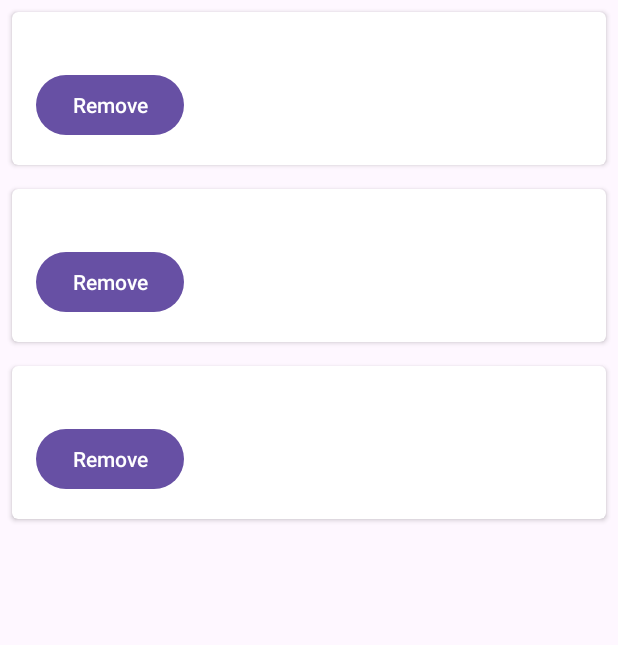
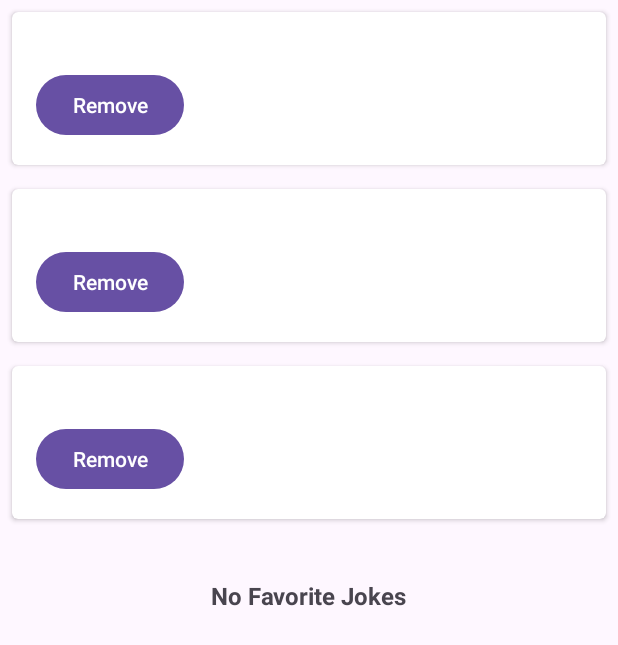
Before and after one commit to aidilnajmir/Hahaha_JokeApp, an Android app: the layout fragment_favorite.xml on its own in the app's theme, with its tools: preview values and no code run, on a phone screen of 412 x 824 dp. Shown: the top 645 px of the screen. Run offline under Robolectric (Android 15) with nearby library versions, the phone set to English and light mode, and no system bars; network calls fail.

Commit message:
Handle empty favorite list, save joke with same id only once, new joke only created once in main page, add customize pop out dialog

```diff
--- /dev/null
+++ b/app/src/main/java/com/cis436/hahaha/CurrentJokeUrlViewModel.kt
@@ -0,0 +1,4 @@
+package com.cis436.hahaha
+
+class CurrentJokeUrlViewModel {
+}
--- a/app/src/main/java/com/cis436/hahaha/CurrentJokeViewModel.kt
+++ b/app/src/main/java/com/cis436/hahaha/CurrentJokeViewModel.kt
@@ -9,7 +9,12 @@ class CurrentJokeViewModel : ViewModel() {
     private val _currentJoke = MutableLiveData<Joke>()
     val currentJoke: LiveData<Joke> get() = _currentJoke
 
+    var firstJokeGenerated = false;
+
     fun setJoke(joke: Joke) {
         _currentJoke.value = joke
+        if (!firstJokeGenerated) {
+            firstJokeGenerated = true
+        }
     }
 }
--- a/app/src/main/java/com/cis436/hahaha/FavoriteJokesViewModel.kt
+++ b/app/src/main/java/com/cis436/hahaha/FavoriteJokesViewModel.kt
@@ -6,13 +6,15 @@ import androidx.lifecycle.MutableLiveData
 import androidx.lifecycle.ViewModel
 
 class FavoriteJokesViewModel : ViewModel() {
-    private val _favoriteJokes = MutableLiveData<List<Joke>>()
+    private val _favoriteJokes = MutableLiveData<List<Joke>>(emptyList())
     val favoriteJokes: LiveData<List<Joke>>
         get() = _favoriteJokes
 
     fun addFavouriteJoke(joke: Joke) {
         val currentList = _favoriteJokes.value ?: emptyList()
-        _favoriteJokes.value = currentList + joke
+        if (!currentList.any { it.id == joke.id }) {
+            _favoriteJokes.value = currentList + joke
+        }
     }
 
     fun removeFavoriteJoke(jokeId: Int) {
--- a/app/src/main/res/layout/fragment_favorite.xml
+++ b/app/src/main/res/layout/fragment_favorite.xml
@@ -1,9 +1,32 @@
-<?xml version="1.0" encoding="utf-8"?>
 <androidx.constraintlayout.widget.ConstraintLayout xmlns:android="http://schemas.android.com/apk/res/android"
     xmlns:app="http://schemas.android.com/apk/res-auto"
     xmlns:tools="http://schemas.android.com/tools"
     android:layout_width="match_parent"
     android:layout_height="match_parent">
+
+    <ImageView
+        android:id="@+id/emptyImageView"
+        android:layout_width="wrap_content"
+        android:layout_height="wrap_content"
+        android:src="@drawable/no_favorite"
+        android:visibility="gone"
+        app:layout_constraintBottom_toTopOf="@id/tvNoFavoriteJokesLabel"
+        app:layout_constraintEnd_toEndOf="parent"
+        app:layout_constraintStart_toStartOf="parent"
+        app:layout_constraintTop_toTopOf="parent" />
+
+    <TextView
+        android:id="@+id/tvNoFavoriteJokesLabel"
+        android:layout_width="wrap_content"
+        android:layout_height="wrap_content"
+        android:layout_marginBottom="30dp"
+        android:text="No Favorite Jokes"
+        android:textSize="16sp"
+        android:textStyle="bold"
+        app:layout_constraintBottom_toBottomOf="parent"
+        app:layout_constraintEnd_toEndOf="parent"
+        app:layout_constraintStart_toStartOf="parent"
+        app:layout_constraintTop_toBottomOf="@id/emptyImageView" />
 
     <androidx.recyclerview.widget.RecyclerView
         android:id="@+id/favoriteJokesRecyclerView"
@@ -11,8 +34,10 @@
         android:layout_height="0dp"
         app:layout_constraintBottom_toBottomOf="parent"
         app:layout_constraintEnd_toEndOf="parent"
+        app:layout_constraintHorizontal_bias="1.0"
         app:layout_constraintStart_toStartOf="parent"
         app:layout_constraintTop_toTopOf="parent"
+        app:layout_constraintVertical_bias="1.0"
         tools:listitem="@layout/item_joke" />
 
 </androidx.constraintlayout.widget.ConstraintLayout>
```
Also changed, not shown: app/src/main/java/com/cis436/hahaha/CustomizeJokeFragment.kt (added, +30 -0 lines), app/src/main/java/com/cis436/hahaha/FavoriteFragment.kt (+8 -0 lines), app/src/main/java/com/cis436/hahaha/JokeUrlCustomization.kt (added, +8 -0 lines), app/src/main/java/com/cis436/hahaha/MainFragment.kt (+9 -1 lines), app/src/main/res/layout/fragment_customize_joke.xml (added, +120 -0 lines), app/src/main/res/layout/fragment_main.xml (+11 -0 lines), app/src/main/res/drawable/no_favorite.webp (added).
